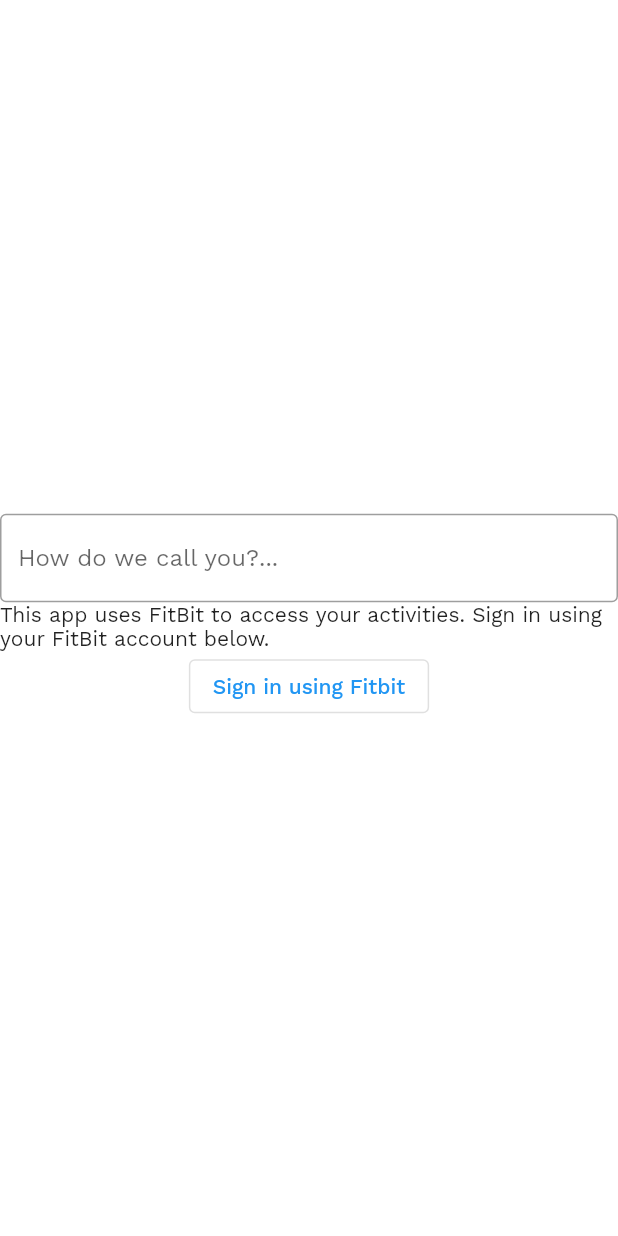
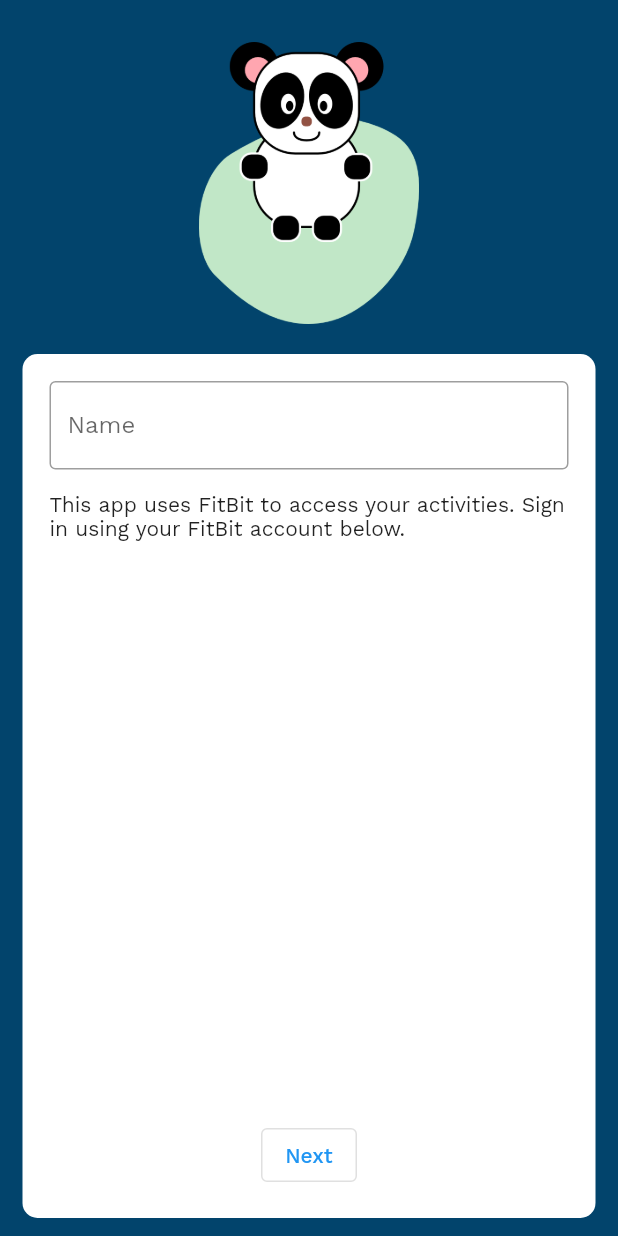
Before and after one commit to Panda-Incorporated/Panda.Mobile, a Flutter app: the screen it shows after launch, on a phone screen of 412 x 824 dp. Run offline on Flutter 3.47's test engine with Material 2 defaults, Android fonts, the phone set to English and light mode, and no system bars; our stand-ins replace fl_chart, percent_indicator, sqflite; missing offline and left inert: flutter_inappwebview, glyphicon; accounts and stored records are empty.

Commit message:
styled the startpage

```diff
--- a/lib/Pages/IntroPages/StartPage.dart
+++ b/lib/Pages/IntroPages/StartPage.dart
@@ -4,6 +4,7 @@ import 'package:panda/Pages/AuthenticationPage.dart';
 import 'package:panda/Pages/Home.dart';
 import 'package:panda/Providers/ApiProvider.dart';
 import 'package:panda/Providers/DBProvider.dart';
+import 'package:panda/widgets/Logo.dart';
 
 class StartPage extends StatefulWidget {
   final Function onDone;
@@ -54,33 +55,75 @@ class _StartPageState extends State<StartPage> {
   @override
   Widget build(BuildContext context) {
     return Scaffold(
-      body: Column(
-        mainAxisAlignment: MainAxisAlignment.center,
+      backgroundColor:
+          Theme.of(context).bottomNavigationBarTheme.backgroundColor,
+      body: Container(
+        child: Column(
           children: [
-          if (!loading && !done) ...[
+            Container(
+              child: Column(
+                children: [
+                  Padding(
+                    padding: const EdgeInsets.only(top: 28.0),
+                    child: Container(
+                      child: Logo(),
+                      height: 188,
+                    ),
+                  ),
+                ],
+              ),
+            ),
+            Expanded(
+              child: Container(
+                decoration: BoxDecoration(
+                    color: Colors.white,
+                    borderRadius: BorderRadius.all(Radius.circular(10))),
+                margin:
+                    EdgeInsets.only(top: 20, left: 15, bottom: 12, right: 15),
+                child: Padding(
+                    padding: const EdgeInsets.all(18.0),
+                    child: CustomScrollView(
+                      slivers: <Widget>[
+                        SliverToBoxAdapter(
+                          child: Column(
+                            crossAxisAlignment: CrossAxisAlignment.start,
+                            children: <Widget>[
                               TextFormField(
+                                style: TextStyle(),
                                 controller: controller,
                                 decoration: InputDecoration(
+                                    labelText: 'Name',
                                     border: OutlineInputBorder(),
-                  hintText: "How do we call you?..."),
+                                    hintText: 'How do we call you?...'),
+                              ),
+                              Container(
+                                height: 15,
                               ),
                               Text(
                                   "This app uses FitBit to access your activities. Sign in using your FitBit account below."),
-            OutlinedButton(
-                child: Text("Sign in using Fitbit"),
-                onPressed: () {
-                  saveData();
-                })
-          ] else if (!loading && done) ...[
-            Text(
-                "Thanks for signing in $username, click next to continue setting up."),
+                            ],
+                          ),
+                        ),
+                        SliverFillRemaining(
+                          hasScrollBody: false,
+                          child: Row(
+                            crossAxisAlignment: CrossAxisAlignment.end,
+                            mainAxisAlignment: MainAxisAlignment.center,
+                            children: <Widget>[
                               OutlinedButton(
                                   child: Text("Next"),
                                   onPressed: () {
                                     if (widget.onDone != null) widget.onDone();
                                   })
-          ]
                             ],
+                          ),
+                        )
+                      ],
+                    )),
+              ),
+            ),
+          ],
+        ),
       ),
     );
   }
--- a/lib/main.dart
+++ b/lib/main.dart
@@ -18,7 +18,7 @@ class MyApp extends StatelessWidget {
       title: 'Panda',
       theme: ThemeData(
         fontFamily: 'worksans',
-        primaryColor: Color(0xffC2E7C8),
+        primaryColor: Color(0xff02446C),
         cardColor: Color(0xffE4F6FA),
         floatingActionButtonTheme: FloatingActionButtonThemeData().copyWith(
             backgroundColor: Color(0xff02446C),
@@ -28,6 +28,7 @@ class MyApp extends StatelessWidget {
         bottomNavigationBarTheme: BottomNavigationBarThemeData().copyWith(
             selectedItemColor: Color(0xffC2E7C8),
             type: BottomNavigationBarType.fixed,
+            backgroundColor: Color(0xff02446C),
             unselectedItemColor: Color(0xffffffff)),
         backgroundColor: Colors.white,
         scaffoldBackgroundColor: Colors.white,
```
Lines whose indentation alone changed are shown as unchanged.
